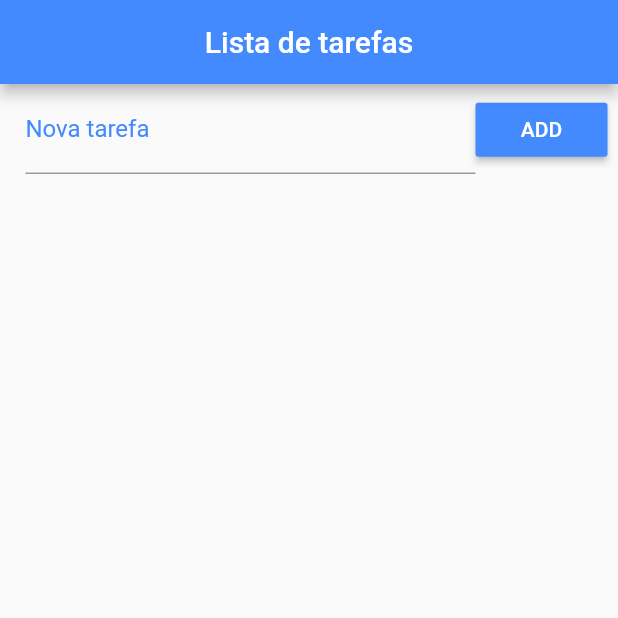
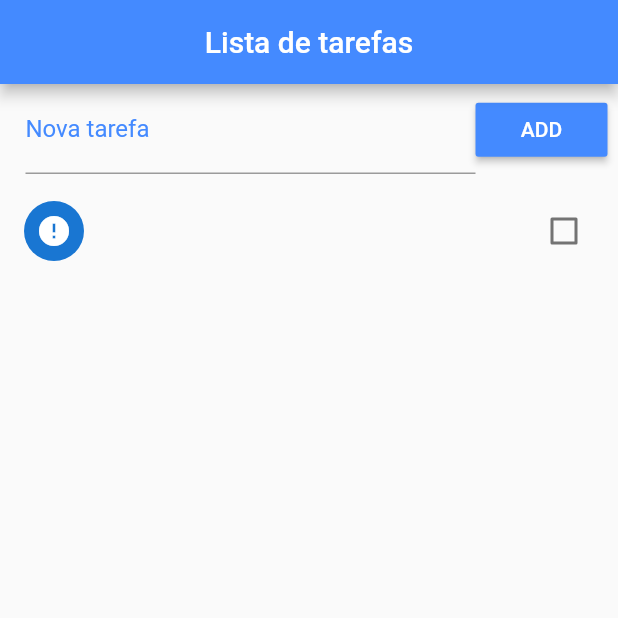
Before and after one commit to brunopfsilva/todo_list, a Flutter app: the screen it shows after launch, after a tap on "ADD", on a phone screen of 412 x 824 dp, the top half of it. Run offline on Flutter 3.47's test engine with Material 2 defaults, Android fonts, the phone set to English and light mode, and no system bars.

Commit message:
parei na aula 8

```diff
--- a/lib/main.dart
+++ b/lib/main.dart
@@ -21,7 +21,36 @@ class Home extends StatefulWidget {
 }
 
 class _HomeState extends State<Home> {
+  //metodo começa sempre que inicia o state do app
+  @override
+  void initState() {
+    super.initState(); //inicia a funcao
+    //funcao faz a leitura dos dados uso do then é feito para chamar outra função
+    _readData().then((data) {
+      setState(() {
+        _listTodo = json.decode(data);
+      });
+    });
+  }
+
+  final _listTodoControler = TextEditingController();
+
   List _listTodo = [];
+
+  void addToDo() {
+    setState(() {
+      //muda/actualiza a interface.
+
+      //para trabalhar com json usar dynamic no mapa
+      Map<String, dynamic> newTodo = Map();
+      //pega o texto e joga no titulo do mapa
+      newTodo["title"] = _listTodoControler.text;
+      _listTodoControler.text = "";
+      newTodo["ok"] = false;
+      _listTodo.add(newTodo);
+      _saveData();
+    });
+  }
 
   @override
   Widget build(BuildContext context) {
@@ -37,6 +66,7 @@ class _HomeState extends State<Home> {
                 //Expanded oculpa o maximo de espaço possivel na largura
                 Expanded(
                   child: TextField(
+                    controller: _listTodoControler,
                     decoration: InputDecoration(
                       labelText: "Nova tarefa",
                       labelStyle: TextStyle(color: Colors.blueAccent),
@@ -47,19 +77,18 @@ class _HomeState extends State<Home> {
                   color: Colors.blueAccent,
                   child: Text("ADD"),
                   textColor: Colors.white,
-                  onPressed: () {},
+                  onPressed: addToDo,
                 )
               ],
             ),
           ),
           Expanded(
-            child: ListView.builder(
-                padding: EdgeInsets.only(top: 10.0),
+              child: ListView.builder(
+                padding: EdgeInsets.only(top: 9.0),
                 itemCount: _listTodo.length,
-                itemBuilder: (context, index) {
-
-                }),
-          )
+                //constroi o item da Listview
+                itemBuilder: itemBuilder,
+              ))
         ],
       ),
     );
@@ -67,6 +96,40 @@ class _HomeState extends State<Home> {
     //layout base separado
     return Layout.getContent(context, content);
   }
+
+  Widget itemBuilder(context, index) {
+    return Dismissible(
+      //uso da chave para pode indentificar a coluna que vai ser deletada
+      key: Key(DateTime
+          .now()
+          .millisecondsSinceEpoch
+          .toString()),
+      background: Container(
+        color: Colors.red,
+        child: Align(alignment: Alignment(0.3, 0.6),
+          child: Icon(Icons.delete, color: Colors.white,),
+        ),
+      ),
+      direction: DismissDirection.startToEnd,
+      child: CheckboxListTile(
+        title: Text(_listTodo[index]["title"]),
+        value: _listTodo[index]["ok"],
+        secondary: CircleAvatar(
+          child: Icon(
+              _listTodo[index]["ok"] ? Icons.check : Icons.error),
+        ),
+        onChanged: (c) {
+          setState(() {
+            _listTodo[index]["ok"] = c;
+            _saveData();
+          });
+        },
+      ),
+    );
+  }
+
+  /*
+     */
 
   //retorna um dado futuro
   Future<File> _getFile() async {
```
